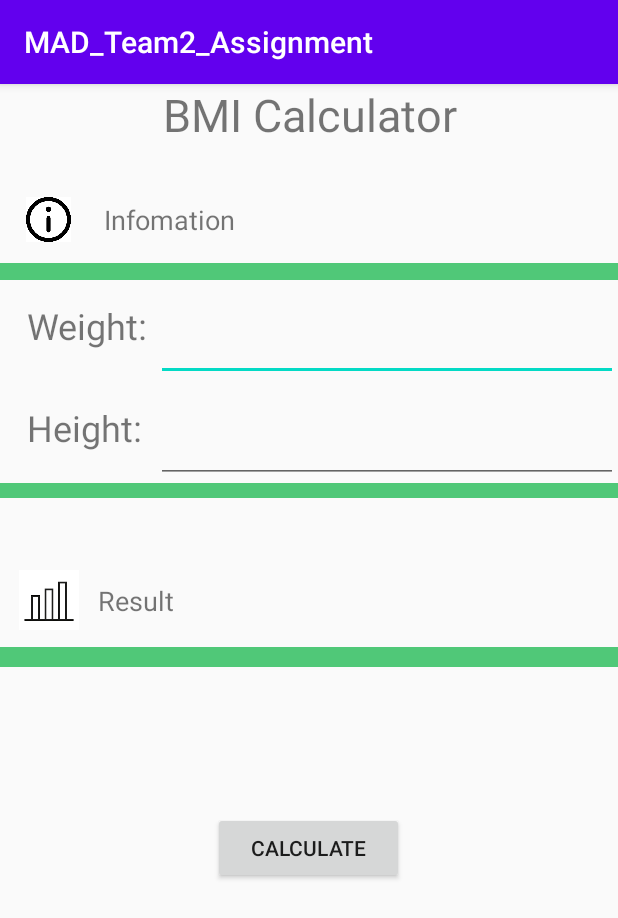
After one commit to qixunnnn/MAD-Team2-Assignment, an Android app: the BMICalculator screen opened directly, with no data from a screen before it, on a phone screen of 412 x 824 dp. The commit adds this screen. Shown: the top 918 px of the screen. Run offline under Robolectric (Android 15) with nearby library versions, the phone set to English and light mode, and no system bars.

Commit message:
BMI Calculator - Guan Teck

```diff
--- a/app/src/main/AndroidManifest.xml
+++ b/app/src/main/AndroidManifest.xml
@@ -9,6 +9,7 @@
         android:roundIcon="@mipmap/ic_launcher_round"
         android:supportsRtl="true"
         android:theme="@style/AppTheme">
+
         <activity android:name=".MainActivity">
             <intent-filter>
                 <action android:name="android.intent.action.MAIN" />
@@ -16,6 +17,7 @@
                 <category android:name="android.intent.category.LAUNCHER" />
             </intent-filter>
         </activity>
+        <activity android:name=".BMICalculator"></activity>
     </application>
 
 </manifest>
--- /dev/null
+++ b/app/src/main/java/sg/edu/sg/mad_t02_assignment/BMICalculator.java
@@ -0,0 +1,57 @@
+package sg.edu.sg.mad_t02_assignment;
+
+import android.os.Bundle;
+import android.view.View;
+import android.widget.Button;
+import android.widget.EditText;
+import android.widget.TextView;
+import android.widget.Toast;
+
+import androidx.appcompat.app.AppCompatActivity;
+
+public class BMICalculator extends AppCompatActivity {
+    private EditText weight,height;
+    private TextView result;
+    private Button calculate;
+    float w,h,bmi;
+    @Override
+    protected void onCreate(Bundle savedInstanceState) {
+        super.onCreate(savedInstanceState);
+        setContentView(R.layout.bmicalculator);
+
+        weight =(EditText)findViewById(R.id.editTextWeight);
+        height = (EditText)findViewById(R.id.editTextHeight);
+        result= (TextView)findViewById(R.id.textviewResult);
+        calculate = (Button)findViewById(R.id.btnCalculate);
+
+        calculate.setOnClickListener(new View.OnClickListener() {
+            @Override
+            public void onClick(View v) {
+                bmiCalculate();
+            }
+        });
+    }
+    public void bmiCalculate(){
+        h = Float.parseFloat(height.getText().toString()) / 100;
+        w = Float.parseFloat(weight.getText().toString());
+
+        bmi = w / (h * h);
+        result.setText("" + bmi);
+
+        if(bmi < 18.5)
+        {
+            Toast.makeText(getApplicationContext(), "You are underweight!", Toast.LENGTH_SHORT).show();
+        }
+        else if((bmi >=18.5) && (bmi <25)){
+            Toast.makeText(getApplicationContext(),"You are in healthy weight range", Toast.LENGTH_SHORT).show();
+        }
+        else if((bmi >=25) && (bmi <30)){
+            Toast.makeText(getApplicationContext(), "You are overweight!", Toast.LENGTH_SHORT).show();
+        }
+        else{
+            Toast.makeText(getApplicationContext(),"You are obese!", Toast.LENGTH_SHORT).show();
+        }
+    }
+
+
+}
--- a/app/src/main/java/sg/edu/sg/mad_t02_assignment/MainActivity.java
+++ b/app/src/main/java/sg/edu/sg/mad_t02_assignment/MainActivity.java
@@ -1,14 +1,29 @@
 package sg.edu.sg.mad_t02_assignment;
 
 import androidx.appcompat.app.AppCompatActivity;
+import androidx.cardview.widget.CardView;
 
+import android.content.Intent;
 import android.os.Bundle;
+import android.view.View;
 
 public class MainActivity extends AppCompatActivity {
-
+    CardView bmiclick;
     @Override
     protected void onCreate(Bundle savedInstanceState) {
         super.onCreate(savedInstanceState);
         setContentView(R.layout.activity_main);
+
+        bmiclick = (CardView)findViewById(R.id.cardviewBMI);
+        bmiclick.setOnClickListener(new View.OnClickListener() {
+            @Override
+            public void onClick(View v) {
+                bminextpage();
+            }
+        });
+    }
+    private void bminextpage(){
+        Intent intent = new Intent(MainActivity.this, BMICalculator.class);
+        startActivity(intent);
     }
 }
--- a/app/src/main/res/layout/activity_main.xml
+++ b/app/src/main/res/layout/activity_main.xml
@@ -4,7 +4,6 @@
     xmlns:tools="http://schemas.android.com/tools"
     android:layout_width="match_parent"
     android:layout_height="match_parent"
-    android:background="@drawable/background"
     tools:context=".MainActivity">
 
 
@@ -27,6 +26,7 @@
         >
 
         <androidx.cardview.widget.CardView
+            android:id="@+id/cardviewBMI"
             android:layout_width="wrap_content"
             android:layout_height="wrap_content"
             android:layout_row="0"
@@ -36,9 +36,8 @@
             android:layout_gravity="fill"
             android:layout_margin="8dp"
             app:cardCornerRadius="8dp"
-            app:cardElevation="8dp"
 
-            >
+            app:cardElevation="8dp">
 
             <LinearLayout
                 android:layout_width="wrap_content"
--- /dev/null
+++ b/app/src/main/res/layout/bmicalculator.xml
@@ -0,0 +1,175 @@
+<?xml version="1.0" encoding="utf-8"?>
+<LinearLayout xmlns:android="http://schemas.android.com/apk/res/android"
+
+    xmlns:app="http://schemas.android.com/apk/res-auto"
+    xmlns:tools="http://schemas.android.com/tools"
+    android:id="@+id/ConstraintLayout"
+    android:layout_width="match_parent"
+
+    android:layout_height="match_parent"
+    tools:context=".MainActivity" >
+
+    <LinearLayout
+        android:layout_width="match_parent"
+        android:layout_height="match_parent"
+        android:orientation="vertical">
+
+        <LinearLayout
+            android:layout_width="match_parent"
+            android:layout_height="62dp"
+            android:orientation="vertical">
+
+            <TextView
+                android:id="@+id/textView"
+                android:layout_width="match_parent"
+                android:layout_height="62dp"
+                android:text="BMI Calculator"
+                android:textAlignment="center"
+                android:textSize="30sp" />
+        </LinearLayout>
+
+        <LinearLayout
+            android:layout_width="match_parent"
+            android:layout_height="57dp"
+            android:orientation="horizontal">
+
+            <ImageView
+                android:id="@+id/imageView2"
+                android:layout_width="30dp"
+                android:layout_height="30dp"
+                android:layout_gravity="center"
+                android:layout_weight="1"
+                app:srcCompat="@drawable/info2" />
+
+            <TextView
+                android:id="@+id/textView4"
+                android:layout_width="312dp"
+                android:layout_height="match_parent"
+                android:layout_weight="1"
+                android:gravity="center"
+                android:text=" Infomation"
+                android:textAlignment="viewStart"
+                android:textSize="18sp" />
+        </LinearLayout>
+
+        <LinearLayout
+            android:layout_width="match_parent"
+            android:layout_height="11dp"
+            android:background="#50C878"
+            android:orientation="vertical"></LinearLayout>
+
+        <LinearLayout
+            android:layout_width="match_parent"
+            android:layout_height="67dp"
+            android:orientation="horizontal">
+
+            <TextView
+                android:id="@+id/textView5"
+                android:layout_width="63dp"
+                android:layout_height="wrap_content"
+                android:layout_weight="1"
+                android:text="   Weight:"
+                android:textSize="24sp" />
+
+            <EditText
+                android:id="@+id/editTextWeight"
+                android:layout_width="267dp"
+                android:layout_height="match_parent"
+                android:layout_weight="1"
+                android:ems="10"
+                android:inputType="numberDecimal" />
+        </LinearLayout>
+
+        <LinearLayout
+            android:layout_width="match_parent"
+            android:layout_height="68dp"
+            android:orientation="horizontal">
+
+            <TextView
+                android:id="@+id/textView6"
+                android:layout_width="10dp"
+                android:layout_height="33dp"
+                android:layout_weight="1"
+                android:text="   Height:"
+                android:textSize="24sp" />
+
+            <EditText
+                android:id="@+id/editTextHeight"
+                android:layout_width="wrap_content"
+                android:layout_height="match_parent"
+                android:layout_weight="1"
+                android:ems="10"
+                android:inputType="numberDecimal" />
+        </LinearLayout>
+
+        <LinearLayout
+            android:layout_width="match_parent"
+            android:layout_height="10dp"
+            android:background="#50C878"
+            android:orientation="vertical"></LinearLayout>
+
+        <LinearLayout
+            android:layout_width="match_parent"
+            android:layout_height="37dp"
+            android:orientation="vertical"></LinearLayout>
+
+        <LinearLayout
+            android:layout_width="match_parent"
+            android:layout_height="62dp"
+            android:orientation="horizontal">
+
+            <ImageView
+                android:id="@+id/imageView3"
+                android:layout_width="30dp"
+                android:layout_height="40dp"
+                android:layout_gravity="center"
+                android:layout_weight="1"
+                app:srcCompat="@drawable/info" />
+
+            <TextView
+                android:id="@+id/textView7"
+                android:layout_width="311dp"
+                android:layout_height="match_parent"
+                android:layout_weight="1"
+                android:gravity="center"
+                android:text="Result"
+                android:textAlignment="viewStart"
+                android:textSize="18sp" />
+        </LinearLayout>
+
+        <LinearLayout
+            android:layout_width="match_parent"
+            android:layout_height="13dp"
+            android:background="#50C878"
+            android:orientation="vertical"></LinearLayout>
+
+        <LinearLayout
+            android:layout_width="match_parent"
+            android:layout_height="83dp"
+            android:gravity="center"
+            android:orientation="vertical">
+
+            <TextView
+                android:id="@+id/textviewResult"
+                android:layout_width="162dp"
+                android:layout_height="83dp"
+                android:textSize="24sp" />
+        </LinearLayout>
+
+        <LinearLayout
+            android:layout_width="match_parent"
+            android:layout_height="75dp"
+            android:gravity="center"
+            android:orientation="vertical">
+
+            <Button
+                android:id="@+id/btnCalculate"
+                android:layout_width="127dp"
+                android:layout_height="wrap_content"
+                android:text="Calculate" />
+        </LinearLayout>
+
+    </LinearLayout>
+
+
+</LinearLayout>
```
Also changed, not shown: app/src/main/res/drawable-hdpi/info.png (added), app/src/main/res/drawable-hdpi/info2.png (added), app/src/main/res/drawable-mdpi/info.png (added), app/src/main/res/drawable-mdpi/info2.png (added), app/src/main/res/drawable-v24/info.png (added), app/src/main/res/drawable-v24/info2.png (added), app/src/main/res/drawable-xhdpi/info.png (added), app/src/main/res/drawable-xhdpi/info2.png (added), app/src/main/res/drawable-xxhdpi/info.png (added), app/src/main/res/drawable-xxhdpi/info2.png (added), app/src/main/res/drawable-xxxhdpi/info.png (added), app/src/main/res/drawable-xxxhdpi/info2.png (added), app/src/main/res/drawable/info.png (added), app/src/main/res/drawable/info2.png (added).
